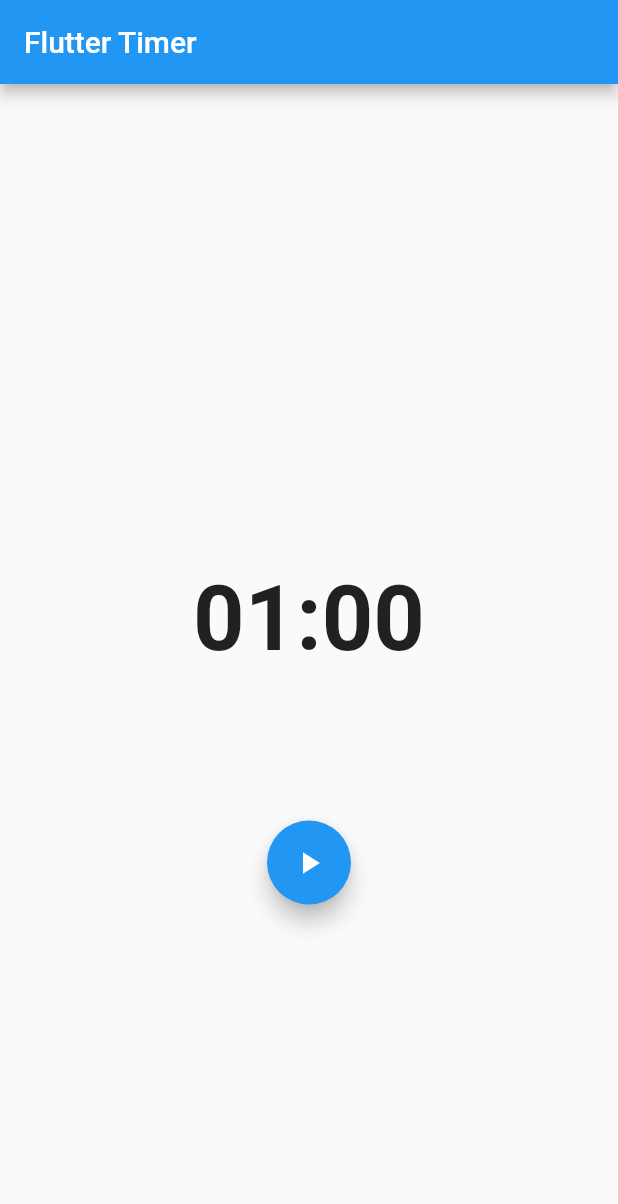
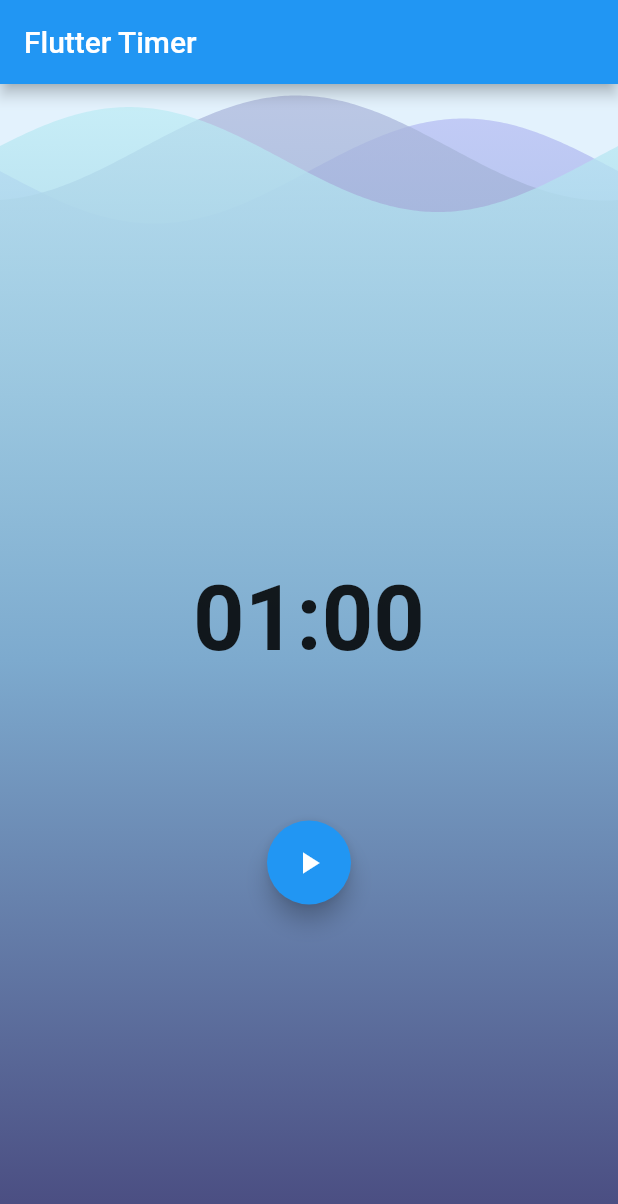
Before and after one commit to rockar06/flutter_timer_app, a Flutter app: the screen it shows after launch, on a phone screen of 412 x 824 dp. Shown: the top 1204 px of the screen. Run offline on Flutter 3.47's test engine with Material 2 defaults, Android fonts, the light colour scheme and no system bars; drawn by our look-alikes of wave; our stand-ins replace equatable, flutter_bloc.

Commit message:
Add waves background to timer view

```diff
--- a/lib/timer_widget.dart
+++ b/lib/timer_widget.dart
@@ -2,6 +2,7 @@ import 'package:flutter/material.dart';
 import 'package:flutter_bloc/flutter_bloc.dart';
 import 'package:flutter_timer_bloc_app/actions_widget.dart';
 import 'package:flutter_timer_bloc_app/bloc/bloc.dart';
+import 'package:flutter_timer_bloc_app/waves_background.dart';
 
 class TimerWidget extends StatelessWidget {
   static const TextStyle timerTextStyle = TextStyle(
@@ -15,7 +16,10 @@ class TimerWidget extends StatelessWidget {
       appBar: AppBar(
         title: const Text('Flutter Timer'),
       ),
-      body: Column(
+      body: Stack(
+        children: [
+          WavesBackground(),
+          Column(
             mainAxisAlignment: MainAxisAlignment.center,
             crossAxisAlignment: CrossAxisAlignment.center,
             children: [
@@ -28,8 +32,10 @@ class TimerWidget extends StatelessWidget {
                           .floor()
                           .toString()
                           .padLeft(2, '0');
-                  final String secondsStr =
-                      (state.duration % 60).floor().toString().padLeft(2, '0');
+                      final String secondsStr = (state.duration % 60)
+                          .floor()
+                          .toString()
+                          .padLeft(2, '0');
                       return Text(
                         '$minuteStr:$secondsStr',
                         style: timerTextStyle,
@@ -44,6 +50,8 @@ class TimerWidget extends StatelessWidget {
                 builder: (context, state) => ActionsWidget(),
               )
             ],
+          )
+        ],
       ),
     );
   }
--- /dev/null
+++ b/lib/waves_background.dart
@@ -0,0 +1,37 @@
+import 'package:flutter/material.dart';
+import 'package:wave/config.dart';
+import 'package:wave/wave.dart';
+
+class WavesBackground extends StatelessWidget {
+  @override
+  Widget build(BuildContext context) {
+    return WaveWidget(
+      config: CustomConfig(
+        gradients: [
+          [
+            Color.fromRGBO(72, 74, 126, 1),
+            Color.fromRGBO(125, 170, 206, 1),
+            Color.fromRGBO(184, 189, 245, 0.7)
+          ],
+          [
+            Color.fromRGBO(72, 74, 126, 1),
+            Color.fromRGBO(125, 170, 206, 1),
+            Color.fromRGBO(172, 182, 219, 0.7)
+          ],
+          [
+            Color.fromRGBO(72, 73, 126, 1),
+            Color.fromRGBO(125, 170, 206, 1),
+            Color.fromRGBO(190, 238, 246, 0.7)
+          ],
+        ],
+        durations: [19440, 10800, 6000],
+        heightPercentages: [0.03, 0.01, 0.02],
+        gradientBegin: Alignment.bottomCenter,
+        gradientEnd: Alignment.topCenter,
+      ),
+      size: Size(double.infinity, double.infinity),
+      waveAmplitude: 25,
+      backgroundColor: Colors.blue[50],
+    );
+  }
+}
--- a/pubspec.yaml
+++ b/pubspec.yaml
@@ -25,7 +25,7 @@ dependencies:
     sdk: flutter
   flutter_bloc: ^6.1.1
   equatable: ^1.2.5
-  wave: ^0.1.0
+  wave: ^0.0.8
 
   # The following adds the Cupertino Icons font to your application.
   # Use with the CupertinoIcons class for iOS style icons.
```
Lines whose indentation alone changed are shown as unchanged.
